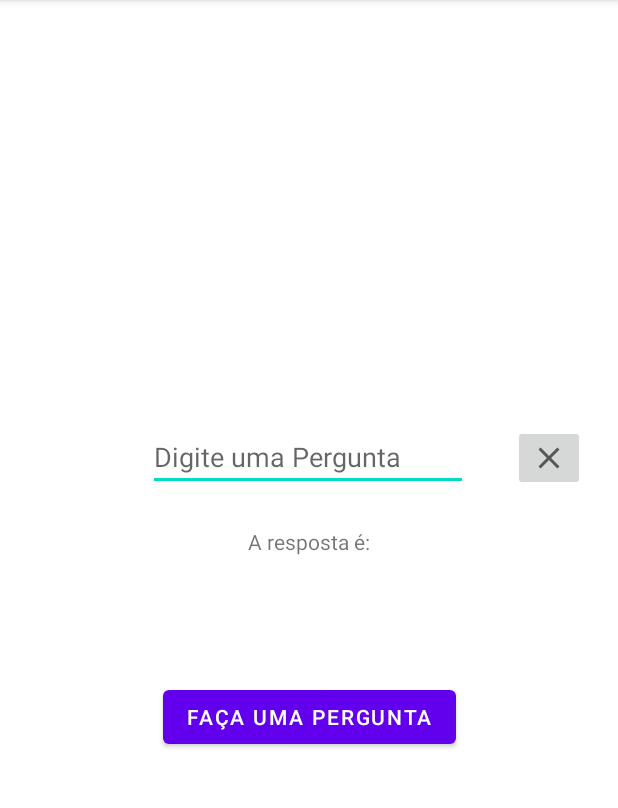
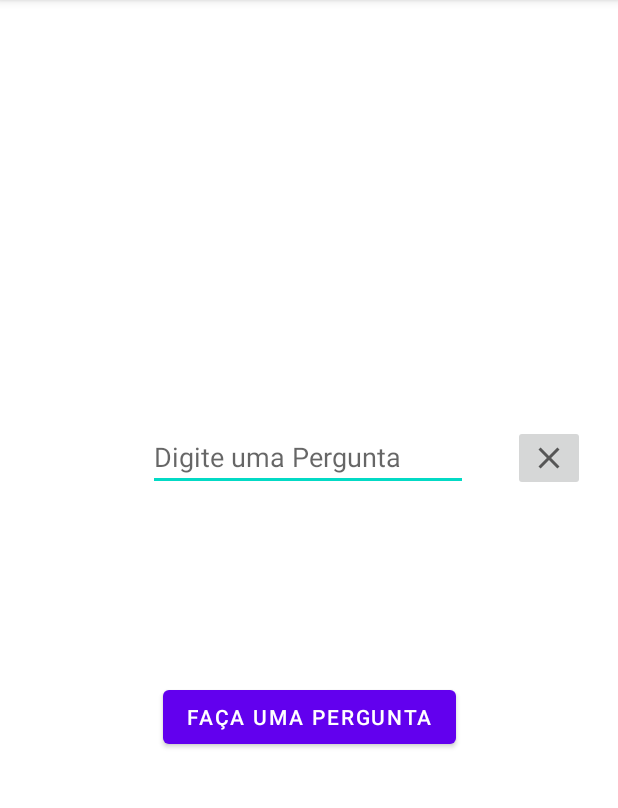
Before and after one commit to MatheusMoreiraSantos/repositorio_matheus, an Android app: the screen it shows after launch (MainActivity), after a tap on "FAÇA UMA PERGUNTA", on a phone screen of 412 x 824 dp, the part 84-892 px from its top. Run offline under Robolectric (Android 15) with nearby library versions, the phone set to English and light mode, and no system bars.

Commit message:
Alterações 01/06/2022
Novos métodos foram adicionados e o problema com a view resposta foi corrigido.

```diff
--- a/new_android_studio/app/src/main/java/matheus/moreira/conceitosintent/MainActivity.java
+++ b/new_android_studio/app/src/main/java/matheus/moreira/conceitosintent/MainActivity.java
@@ -13,6 +13,7 @@ import android.app.DownloadManager;
 import android.content.Intent;
 import android.os.Build;
 import android.os.Bundle;
+import android.util.Log;
 import android.view.View;
 import android.widget.Button;
 import android.widget.EditText;
@@ -20,14 +21,19 @@ import android.widget.ImageButton;
 import android.widget.TextView;
 import android.widget.Toast;
 
+import com.google.android.material.tabs.TabLayout;
+
+import matheus.moreira.conceitosintent.utils.app.UtilsApp;
+
 public class MainActivity extends AppCompatActivity {
-    private Button                          btnPergunta;
-    private EditText                        edtPergunta;
-    private TextView                        tvExibiResposta;
-    private TextView                        tvAResposta;
-    private ImageButton                     imbLimparLinhaPergunta;
-    private static final int                REQUEST_CODE = 5;
-    private ActivityResultLauncher<Intent>  activityResultLauncher;
+    private static final String TAG = "MainActivity";
+    private Button btnPergunta;
+    private EditText edtPergunta;
+    private TextView tvExibiResposta;
+    private TextView tvAResposta;
+    private ImageButton imbLimparLinhaPergunta;
+    private static final int REQUEST_CODE = 5;
+    private ActivityResultLauncher<Intent> activityResultLauncher;
     //<> Indica uma classe genérica;
 
     @Override
@@ -35,25 +41,39 @@ public class MainActivity extends AppCompatActivity {
         super.onCreate(savedInstanceState);
         setContentView(R.layout.activity_main);
 
-        btnPergunta             = findViewById(R.id.btnPergunta);
-        edtPergunta             = findViewById(R.id.edtPergunta);
-        tvExibiResposta         = findViewById(R.id.tvExibirResposta);
-        imbLimparLinhaPergunta  = findViewById(R.id.imbLimparLinhaPergunta);
-        tvAResposta             = findViewById(R.id.tvAResposta);
+        btnPergunta = findViewById(R.id.btnPergunta);
+        edtPergunta = findViewById(R.id.edtPergunta);
+        tvExibiResposta = findViewById(R.id.tvExibirResposta);
+        imbLimparLinhaPergunta = findViewById(R.id.imbLimparLinhaPergunta);
+        tvAResposta = findViewById(R.id.tvAResposta);
 
+        tvAResposta.setVisibility(View.INVISIBLE);
 
-        Bundle extras = getIntent().getExtras();
+        /*Bundle extras = getIntent().getExtras();
         String pergunta = "";
         if (extras != null) {
             pergunta = extras.getString("Pergunta");
             tvExibiResposta.setText(pergunta);
-        }
+        }*/
 
         btnPergunta.setOnClickListener(new View.OnClickListener() {
             @Override
             public void onClick(View view) {
                 if (!edtPergunta.getText().toString().isEmpty()) {
-                    if (Build.VERSION.SDK_INT < Build.VERSION_CODES.R) {
+                    Intent intent = new Intent(MainActivity.this, RespostaActivity.class);
+
+                    String myString = edtPergunta.getText().toString();
+
+                    intent.putExtra("Pergunta", myString);
+
+                    startActivityForResult(intent, REQUEST_CODE);
+                } else {
+                    Toast.makeText(MainActivity.this, "por favor, digite uma pergunta", Toast.LENGTH_SHORT).show();
+                }
+            }
+        });
+
+        if (Build.VERSION.SDK_INT < Build.VERSION_CODES.O) {
             Intent intent = new Intent(MainActivity.this, RespostaActivity.class);
 
             String myString = edtPergunta.getText().toString();
@@ -61,8 +81,8 @@ public class MainActivity extends AppCompatActivity {
 
             if (!tvExibiResposta.getText().toString().isEmpty()) {
                 String myResposta = tvExibiResposta.getText().toString();
-                            intent.putExtra("Resposta", myResposta);
-                        }
+                intent.putExtra("resposta", myResposta);
+
 
                 startActivityForResult(intent, REQUEST_CODE);
             } else {
@@ -70,10 +90,8 @@ public class MainActivity extends AppCompatActivity {
             }
 
         } else {
-                    Toast.makeText(MainActivity.this, "Por favor insira uma pergunta", Toast.LENGTH_SHORT).show();
+            Toast.makeText(this, "Por favor insira uma pergunta", Toast.LENGTH_SHORT).show();
         }
-            }
-        });
 
         imbLimparLinhaPergunta.setOnClickListener(new View.OnClickListener(){
 
@@ -92,6 +110,18 @@ public class MainActivity extends AppCompatActivity {
                 }
             }
         });
+
+        UtilsApp utilsApp = new UtilsApp();
+        Log.d(TAG,"Valor convertido de tipos primitivos float p/ int: "
+                + utilsApp.convertToInt(5.1987));
+
+        byte b = -27;
+        Log.d(TAG,"Valor convertido de tipos primitivos short p/ int: "
+                + utilsApp.convertToInt(b));
+
+        long valorLong = 9223372036854775800L;
+        Log.d(TAG,"Valor convertido de tipos primitivos long p/ int: "
+                + utilsApp.convertToInt(valorLong));
 
     }
 
@@ -118,12 +148,9 @@ public class MainActivity extends AppCompatActivity {
             }
         }
 
-
-
-
-
     }
 
+    //Navegação e passagem de argumentos de uma activity p/ outra;
     public void openActivityForResult(){
         //Instanciação dinâmica de objeto;
         //Desta forma, o objeto é considerado uma variável local;
--- /dev/null
+++ b/new_android_studio/app/src/main/java/matheus/moreira/conceitosintent/utils/app/UtilsApp.java
@@ -0,0 +1,37 @@
+package matheus.moreira.conceitosintent.utils.app;
+
+public class UtilsApp {
+    //Escopo de classe;
+    //Variável declarada no inicio da classe recebe o nome de atributo;
+    //Se for declarada em um método, passa a ser chamada de argumento ou variável local;
+    //O ciclo de vida de uma variável local está restrito ao escopo no qual ela foi declarada;
+
+
+    //Construtor vazio;
+    public UtilsApp() {
+        metodo(5);
+    }
+
+    private void metodo(int x){
+        //A variavel x tem escopo local;
+    }
+
+    //Converter para tipos primitivos do Java;
+    public int convertToInt(double valorDouble){
+        return (int) valorDouble;
+    }
+
+    public int convertToInt(byte valorByte){
+        return (int) valorByte;
+    }
+
+    public int convertToInt (short valorShort){
+        return (int) valorShort;
+    }
+
+    public int convertToInt (long valorLong){
+        return (int) valorLong;
+    }
+
+
+}
```
Lines whose indentation alone changed are shown as unchanged.
